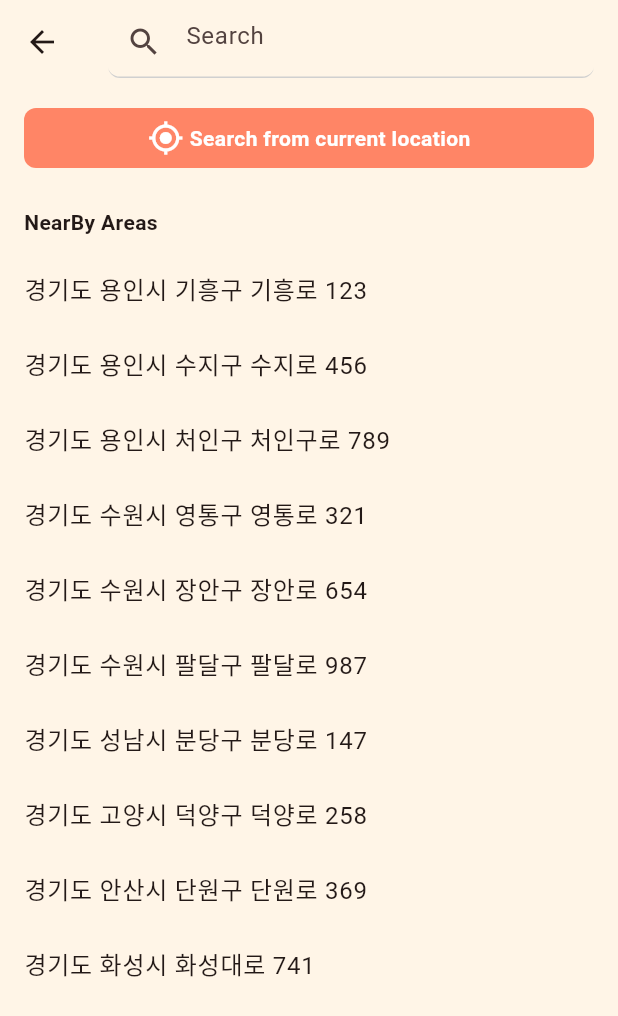
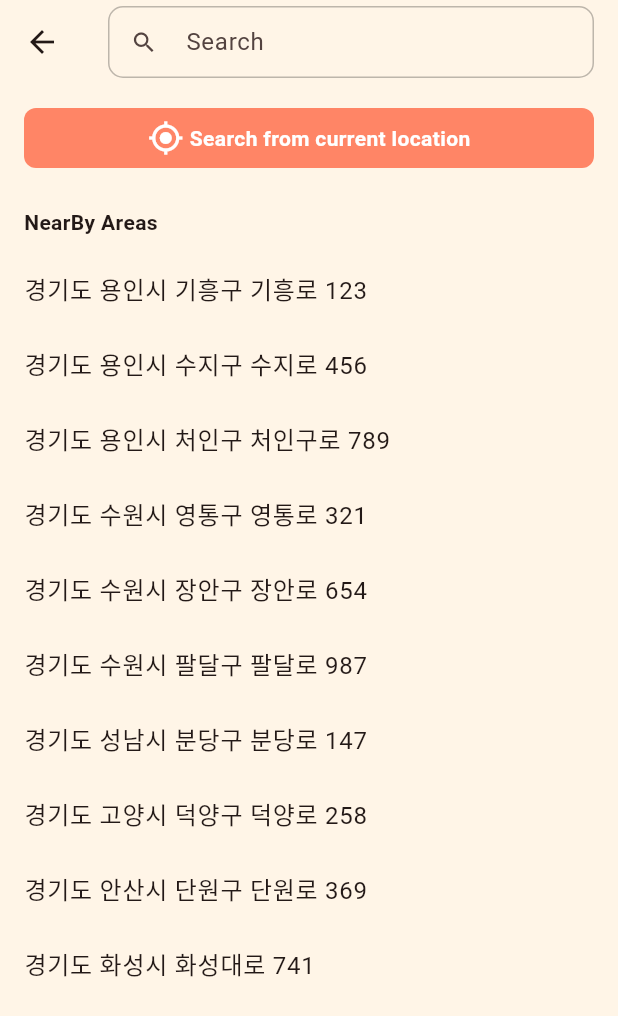
Before and after one commit to whdmscks11/CLOZii, a Flutter app: the SelectLocationScreen screen opened directly, on a phone screen of 412 x 824 dp. Shown: the top 1016 px of the screen. Run offline on Flutter 3.47's test engine with Material 3 defaults, Android fonts, the phone set to English and light mode, and no system bars; our stand-ins replace mask_text_input_formatter, shared_preferences; accounts and stored records are empty.

Commit message:
refactor: SearchField 위젯 동작 개선
- onTap, onTapOutside 핸들러 추가로 readOnly 제어
- FocusNode 도입으로 포커스 상태 관리
- _clearText에서 onChanged 콜백 호출하여 검색어 삭제 시 주소 필터링 초기화

```diff
--- a/lib/features/auth/presentation/widgets/signup/search_field.dart
+++ b/lib/features/auth/presentation/widgets/signup/search_field.dart
@@ -15,41 +15,52 @@ class SearchField extends StatefulWidget {
 
 class _SearchFieldState extends State<SearchField> {
   final TextEditingController _controller = TextEditingController();
+  final FocusNode _focusNode = FocusNode();
+  bool _readOnly = true;
 
   /// 텍스트 필드 내 텍스트 지우기 함수
   void _clearText() {
     setState(() {
       _controller.clear(); // 텍스트 삭제
+      widget.onchanged(_controller.text); // 텍스트 삭제 후 다시 주소 필터링 하기 위해
     });
   }
 
   /// TODO: 검색 필드 기본 상태 readOnly = true
-  /// - 탭하면 readOnly = false
-  /// - 다른 곳 탭하면 readOnly = true
+  void onTap() {
+    setState(() {
+      _readOnly = false;
+    });
+
+    _focusNode.requestFocus();
+  }
+
+  void onTapOutside(PointerDownEvent event) {
+    setState(() {
+      _readOnly = true;
+    });
+
+    _focusNode.unfocus();
+  }
 
   @override
   Widget build(BuildContext context) {
     return TextField(
+      focusNode: _focusNode,
+      readOnly: _readOnly,
+      onTap: onTap,
+      onTapOutside: onTapOutside,
       controller: _controller,
       onChanged: widget.onchanged, // 텍스트 변경 시 주소 필터링
       decoration: InputDecoration(
-        // 비활성 상태(포커스 없을 때) 검색 필드 스타일
-        // 밑줄 색 연한 회색
-        enabledBorder: UnderlineInputBorder(
-          borderSide: BorderSide(
-            color: const Color.fromARGB(255, 208, 208, 208),
-          ),
-          borderRadius: BorderRadius.circular(8.0),
+        isDense: true,
+        enabledBorder: OutlineInputBorder(
+          borderRadius: BorderRadius.circular(10.0),
+          borderSide: BorderSide(color: Colors.black26),
         ),
-        // 활성 상태(포커스 있을 때) 검색 필드 스타일
-        // 밑줄 색 좀 더 진한 회색
-        // 밑줄 좀 더 굵게
-        focusedBorder: UnderlineInputBorder(
-          borderSide: BorderSide(
-            color: const Color.fromARGB(255, 144, 144, 144),
-            width: 1.5,
-          ),
-          borderRadius: BorderRadius.circular(8.0),
+        focusedBorder: OutlineInputBorder(
+          borderRadius: BorderRadius.circular(10.0),
+          borderSide: BorderSide(color: Colors.black45),
         ),
         prefixIcon: Icon(Icons.search), // 왼쪽 돋보기 아이콘
         hintText: 'Search', // 입력 안내 텍스트
```
